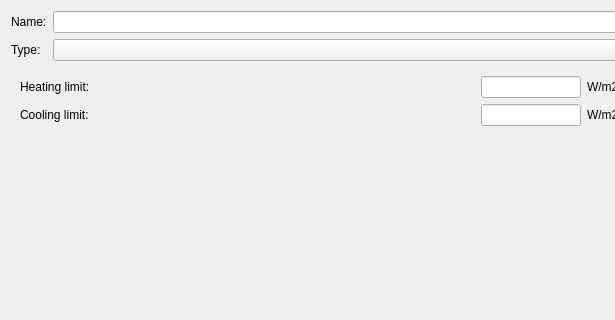
The window that SIM-VICUS/src/SVDBSurfaceHeatingEditWidget.ui (ghorwin/SIM-VICUS) describes before a commit, drawn with Qt 5; both pictures show x 0 to 615 and y 0 to 320 of the 1061 by 582 pixel window.
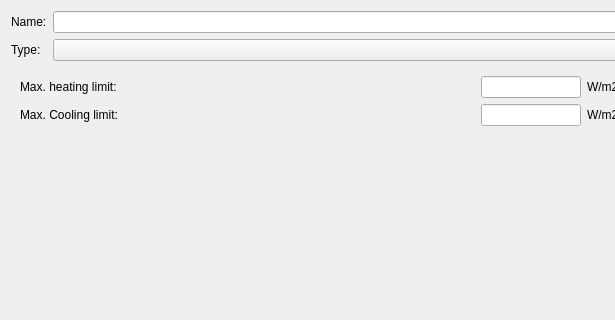
The same window after the commit. The open tabs and pages were chosen to show the change. Custom widgets are drawn as their Qt base class.

Diff of the .ui file:
```diff
--- a/SIM-VICUS/src/SVDBSurfaceHeatingEditWidget.ui
+++ b/SIM-VICUS/src/SVDBSurfaceHeatingEditWidget.ui
@@ -60,7 +60,7 @@
          <item>
           <widget class="QLabel" name="labelAirChangeRate">
            <property name="text">
-            <string>Heating limit:</string>
+            <string>Max. heating limit:</string>
            </property>
           </widget>
          </item>
@@ -88,7 +88,7 @@
          <item>
           <widget class="QLabel" name="labelShieldCoefficient">
            <property name="text">
-            <string>Cooling limit:</string>
+            <string>Max. Cooling limit:</string>
            </property>
           </widget>
          </item>
```
Left out of the diff: 4 changed lines with no effect on the pictures.
